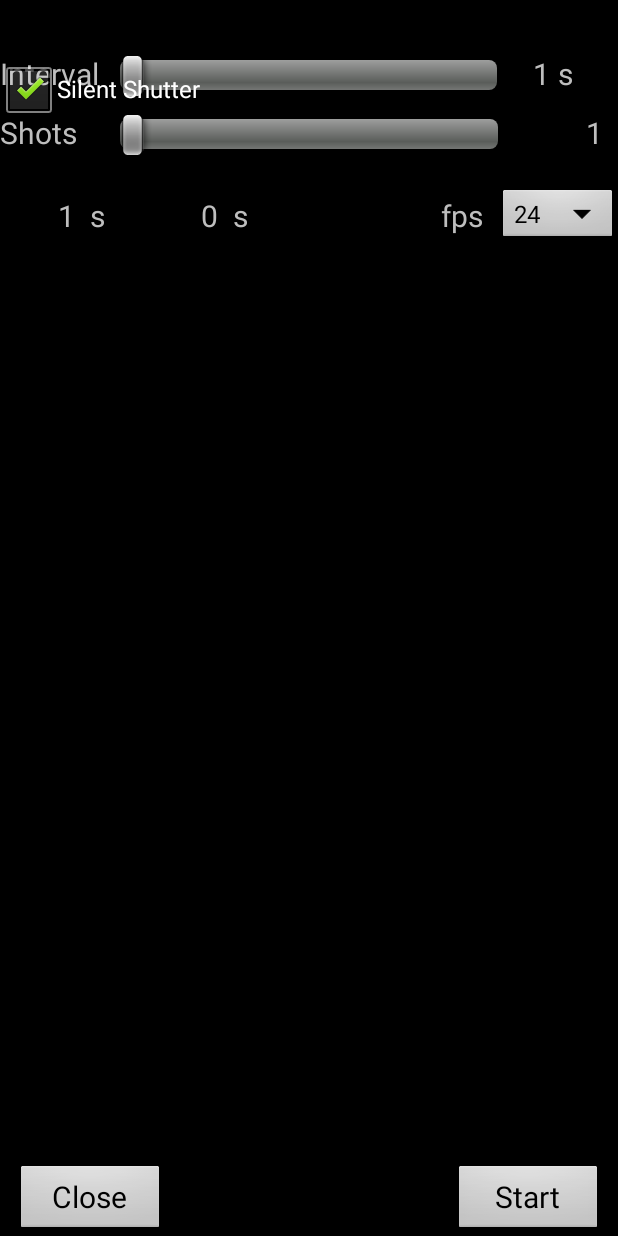
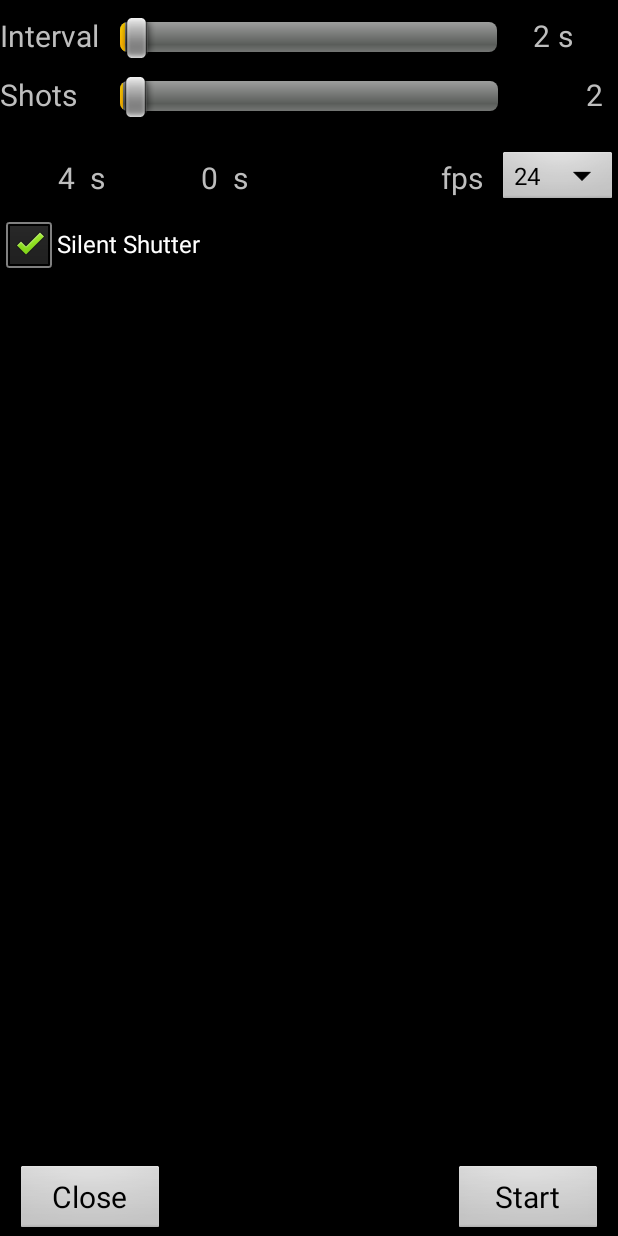
Before and after one commit to jonasjuffinger/TimeLapse, an Android app: the screen it shows after launch (SettingsActivity), on a phone screen of 412 x 824 dp. Run offline under Robolectric (Android 15) with nearby library versions, the phone set to English and light mode, and no system bars; libraries missing offline, so code that uses them is left out: com.sony.scalar; pictures from the network do not load; 8 statements that could not run were skipped.

Commit message:
WIP settings storage

```diff
--- a/app/src/main/java/com/jonasjuffinger/timelapse/Settings.java
+++ b/app/src/main/java/com/jonasjuffinger/timelapse/Settings.java
@@ -1,6 +1,10 @@
 package com.jonasjuffinger.timelapse;
 
+import android.content.Context;
 import android.content.Intent;
+import android.content.SharedPreferences;
+
+import static android.preference.PreferenceManager.getDefaultSharedPreferences;
 
 /**
  * Created by jonas on 2/18/17.
@@ -12,16 +16,20 @@ class Settings {
     private static final String EXTRA_DISPLAYOFF = "com.jonasjuffinger.timelapse.DISPLAYOFF";
     private static final String EXTRA_SILENTSHUTTER = "com.jonasjuffinger.timelapse.SILENTSHUTTER";
 
-    int interval;
-    int shotCount;
+    int interval, rawInterval;
+    int shotCount, rawShotCount;
     boolean displayOff;
     boolean silentShutter;
+    int fps;    // index
 
     Settings() {
         interval = 1;
+        rawInterval = 1;
         shotCount = 1;
+        rawShotCount = 1;
         displayOff = false;
         silentShutter = true;
+        fps = 0;
     }
 
     public Settings(int interval, int shotCount, boolean displayOff, boolean silentShutter) {
@@ -46,4 +54,24 @@ class Settings {
                 intent.getBooleanExtra(EXTRA_SILENTSHUTTER, false)
         );
     }
+
+    void save(Context context)
+    {
+        SharedPreferences sharedPref = getDefaultSharedPreferences(context);
+        SharedPreferences.Editor editor = sharedPref.edit();
+        editor.putInt("interval", rawInterval);
+        editor.putInt("shotCount", rawShotCount);
+        editor.putBoolean("silentShutter", silentShutter);
+        editor.putInt("fps", fps);
+        editor.apply();
+    }
+
+    void load(Context context)
+    {
+        SharedPreferences sharedPref = getDefaultSharedPreferences(context);
+        rawInterval = sharedPref.getInt("interval", rawInterval);
+        rawShotCount = sharedPref.getInt("shotCount", rawShotCount);
+        silentShutter = sharedPref.getBoolean("silentShutter", silentShutter);
+        fps = sharedPref.getInt("fps", fps);
+    }
 }
--- a/app/src/main/java/com/jonasjuffinger/timelapse/SettingsActivity.java
+++ b/app/src/main/java/com/jonasjuffinger/timelapse/SettingsActivity.java
@@ -38,7 +38,6 @@ public class SettingsActivity extends BaseActivity
 
     private CheckBox cbSilentShutter;
 
-
     @Override
     protected void onCreate(Bundle savedInstanceState)
     {
@@ -51,6 +50,7 @@ public class SettingsActivity extends BaseActivity
         Logger.info("Hello World");
 
         settings = new Settings();
+        settings.load(this);
         fps = 24;
 
         bnStart = (Button) findViewById(R.id.bnStart);
@@ -59,7 +59,7 @@ public class SettingsActivity extends BaseActivity
         bnClose = (Button) findViewById(R.id.bnClose);
         bnClose.setOnClickListener(bnCloseOnClickListener);
 
-        tabHost = (TabHost)findViewById(R.id.tabHost);
+        /*tabHost = (TabHost)findViewById(R.id.tabHost);
         tabHost.setup();
 
         //Tab 1
@@ -72,7 +72,7 @@ public class SettingsActivity extends BaseActivity
         spec = tabHost.newTabSpec("Tab Two");
         spec.setContent(R.id.tab2);
         spec.setIndicator("");
-        tabHost.addTab(spec);
+        tabHost.addTab(spec);*/
 
         tvIntervalValue = (TextView) findViewById(R.id.tvIntervalValue);
         tvIntervalUnit = (TextView) findViewById(R.id.tvIntervalUnit);
@@ -80,12 +80,14 @@ public class SettingsActivity extends BaseActivity
         sbInterval = (AdvancedSeekBar) findViewById(R.id.sbInterval);
         sbInterval.setMax(83);
         sbInterval.setOnSeekBarChangeListener(sbIntervalOnSeekBarChangeListener);
+        sbInterval.setProgress(settings.rawInterval);
 
         tvShotsValue = (TextView) findViewById(R.id.tvShotsValue);
 
         sbShots = (AdvancedSeekBar) findViewById(R.id.sbShots);
         sbShots.setMax(130);
         sbShots.setOnSeekBarChangeListener(sbShotsOnSeekBarChangeListener);
+        sbShots.setProgress(settings.rawShotCount);
 
         tvDurationValue = (TextView) findViewById(R.id.tvDurationValue);
         tvDurationUnit = (TextView) findViewById(R.id.tvDurationUnit);
@@ -93,16 +95,18 @@ public class SettingsActivity extends BaseActivity
         tvVideoTimeUnit = (TextView) findViewById(R.id.tvVideoTimeUnit);
 
         spnFps = (Spinner) findViewById(R.id.spnFps);
-        spnFps.setSelection(0);
+        spnFps.setSelection(settings.fps);
         spnFps.setOnItemSelectedListener(spnFpsOnItemSelectedListener);
 
         cbSilentShutter = (CheckBox) findViewById(R.id.cbSilentShutter);
+        cbSilentShutter.setChecked(settings.silentShutter);
         cbSilentShutter.setOnCheckedChangeListener(cbSilentShutterOnCheckListener);
     }
 
     View.OnClickListener bnStartOnClickListener = new View.OnClickListener() {
         @Override
         public void onClick(View view) {
+            settings.save(that);
             Intent intent = new Intent(that, ShootActivity.class);
             settings.putInIntent(intent);
             startActivity(intent);
@@ -118,7 +122,7 @@ public class SettingsActivity extends BaseActivity
     SeekBar.OnSeekBarChangeListener sbIntervalOnSeekBarChangeListener
             = new SeekBar.OnSeekBarChangeListener() {
         @Override
-        public void onProgressChanged(SeekBar seekBar, int i, boolean b) {
+        public void onProgressChanged(SeekBar seekBar, int i, boolean fromUser) {
             int intervalTextValue = 0;
             String intervalUnit = "";
 
@@ -152,7 +156,7 @@ public class SettingsActivity extends BaseActivity
     },
     sbShotsOnSeekBarChangeListener = new SeekBar.OnSeekBarChangeListener() {
         @Override
-        public void onProgressChanged(SeekBar seekBar, int i, boolean b) {
+        public void onProgressChanged(SeekBar seekBar, int i, boolean fromUser) {
             String shotsText;
 
             i++;
--- a/app/src/main/java/com/jonasjuffinger/timelapse/ShootActivity.java
+++ b/app/src/main/java/com/jonasjuffinger/timelapse/ShootActivity.java
@@ -116,13 +116,14 @@ public class ShootActivity  extends BaseActivity implements SurfaceHolder.Callba
 
         final Camera.Parameters params = cameraEx.createEmptyParameters();
         final CameraEx.ParametersModifier modifier = cameraEx.createParametersModifier(params);
+        modifier.setDriveMode(CameraEx.ParametersModifier.DRIVE_MODE_SINGLE);
         // setSilentShutterMode doesn't exist on all cameras
         try {
             modifier.setSilentShutterMode(settings.silentShutter);
-            cameraEx.getNormalCamera().setParameters(params);
         }
         catch(NoSuchMethodError ignored)
         {}
+        cameraEx.getNormalCamera().setParameters(params);
 
         pictureReviewTime = autoReviewControl.getPictureReviewTime();
         log(Integer.toString(pictureReviewTime));
--- a/app/src/main/res/layout/activity_settings.xml
+++ b/app/src/main/res/layout/activity_settings.xml
@@ -4,33 +4,11 @@
                 xmlns:tools="http://schemas.android.com/tools"
                 android:id="@+id/lRoot">
 
-    <TabHost
-        android:layout_width="match_parent"
-        android:layout_height="wrap_content"
-        android:id="@+id/tabHost">
-
     <LinearLayout
         android:layout_width="match_parent"
         android:layout_height="match_parent"
-            android:orientation="vertical"
-            android:gravity="center_horizontal">
-
-            <TabWidget
-                android:id="@android:id/tabs"
-                android:layout_width="50dp"
-                android:layout_height="25dp"
-                android:gravity="center_vertical|fill_horizontal" />
-
-            <FrameLayout
-                android:id="@android:id/tabcontent"
-                android:layout_width="match_parent"
-                android:layout_height="match_parent"
-                android:paddingTop="10dp">
-
-                <LinearLayout
-                    android:id="@+id/tab1"
-                    android:layout_width="match_parent"
-                    android:layout_height="match_parent"
+        android:layout_marginTop="10dp"
+        android:gravity="center_horizontal"
         android:orientation="vertical">
 
         <RelativeLayout
@@ -181,13 +159,6 @@
                 android:layout_centerVertical="true"
                 android:entries="@array/fps" />
         </RelativeLayout>
-                </LinearLayout>
-
-                <LinearLayout
-                    android:id="@+id/tab2"
-                    android:layout_width="match_parent"
-                    android:layout_height="wrap_content"
-                    android:orientation="vertical">
 
         <RelativeLayout
             android:layout_width="match_parent"
@@ -201,9 +172,6 @@
                 android:text="Silent Shutter" />
         </RelativeLayout>
     </LinearLayout>
-            </FrameLayout>
-        </LinearLayout>
-    </TabHost>
 
     <RelativeLayout
         android:layout_width="match_parent"
```
Lines whose indentation alone changed are shown as unchanged.
